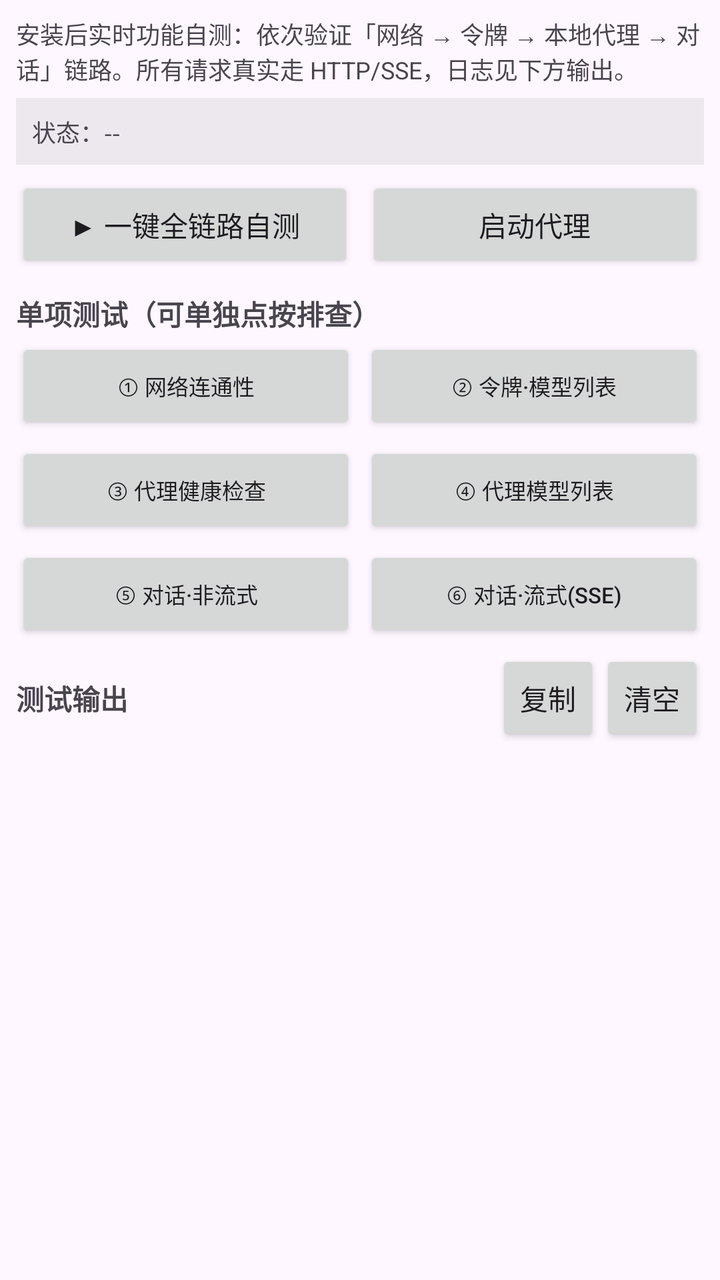
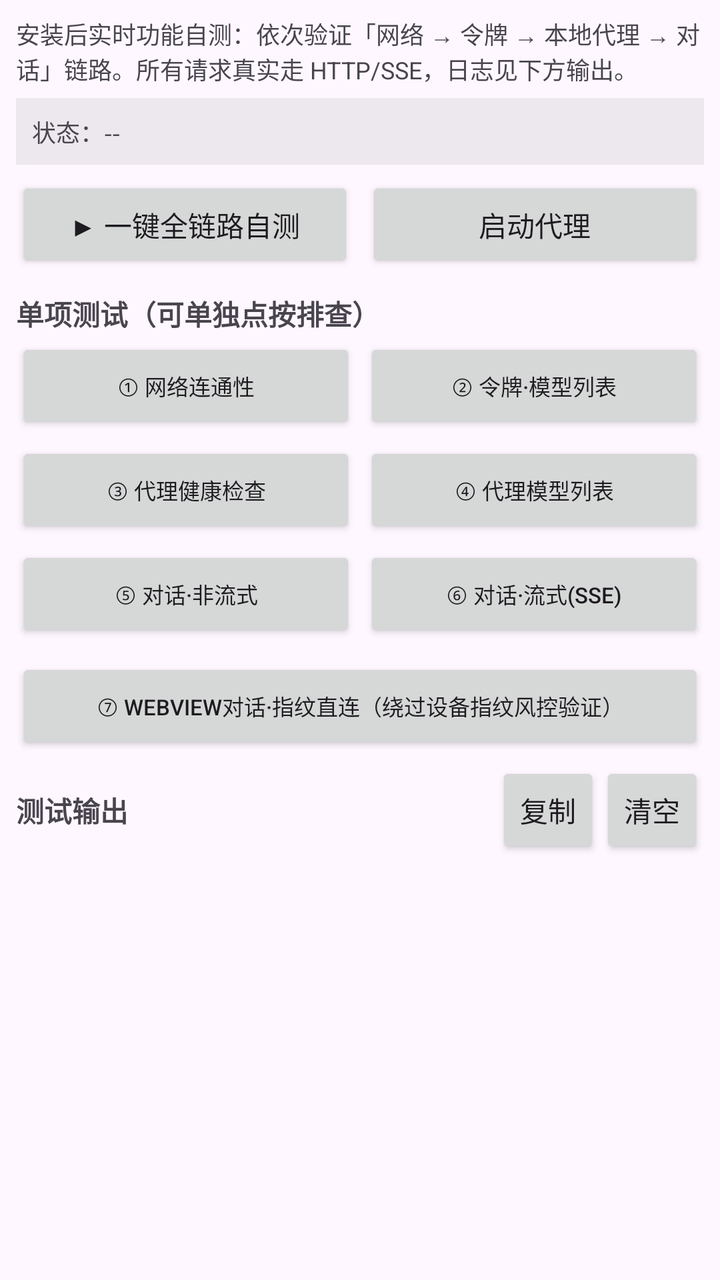

Screens rendered from an Android XML layout before and after an edit, with the pre-edit source and the edit as a unified diff.
<!-- AndroidManifest.xml: application theme Theme.ChatGPTFree -->
<!-- res/layout/fragment_debug.xml -->
<?xml version="1.0" encoding="utf-8"?>
<LinearLayout xmlns:android="http://schemas.android.com/apk/res/android"
    android:layout_width="match_parent"
    android:layout_height="match_parent"
    android:orientation="vertical"
    android:padding="8dp">

    <ScrollView
        android:layout_width="match_parent"
        android:layout_height="wrap_content"
        android:fillViewport="true">

        <LinearLayout
            android:layout_width="match_parent"
            android:layout_height="wrap_content"
            android:orientation="vertical">

            <TextView
                android:layout_width="match_parent"
                android:layout_height="wrap_content"
                android:text="安装后实时功能自测：依次验证「网络 → 令牌 → 本地代理 → 对话」链路。所有请求真实走 HTTP/SSE，日志见下方输出。"
                android:textSize="12sp" />

            <TextView
                android:id="@+id/debugStatus"
                android:layout_width="match_parent"
                android:layout_height="wrap_content"
                android:layout_marginTop="6dp"
                android:background="#11000000"
                android:padding="8dp"
                android:text="状态：--"
                android:textIsSelectable="true"
                android:textSize="12sp" />

            <LinearLayout
                android:layout_width="match_parent"
                android:layout_height="wrap_content"
                android:layout_marginTop="6dp"
                android:orientation="horizontal">

                <Button
                    android:id="@+id/btnFullTest"
                    android:layout_width="0dp"
                    android:layout_height="wrap_content"
                    android:layout_weight="1"
                    android:text="▶ 一键全链路自测" />

                <Button
                    android:id="@+id/btnProxyToggle"
                    android:layout_width="0dp"
                    android:layout_height="wrap_content"
                    android:layout_marginStart="6dp"
                    android:layout_weight="1"
                    android:text="启动代理" />
            </LinearLayout>

            <TextView
                android:layout_width="wrap_content"
                android:layout_height="wrap_content"
                android:layout_marginTop="10dp"
                android:text="单项测试（可单独点按排查）"
                android:textStyle="bold" />

            <LinearLayout
                android:layout_width="match_parent"
                android:layout_height="wrap_content"
                android:layout_marginTop="2dp"
                android:orientation="horizontal">

                <Button
                    android:id="@+id/btnNet"
                    android:layout_width="0dp"
                    android:layout_height="wrap_content"
                    android:layout_weight="1"
                    android:textSize="11sp"
                    android:text="① 网络连通性" />

                <Button
                    android:id="@+id/btnToken"
                    android:layout_width="0dp"
                    android:layout_height="wrap_content"
                    android:layout_marginStart="4dp"
                    android:layout_weight="1"
                    android:textSize="11sp"
                    android:text="② 令牌·模型列表" />
            </LinearLayout>

            <LinearLayout
                android:layout_width="match_parent"
                android:layout_height="wrap_content"
                android:layout_marginTop="4dp"
                android:orientation="horizontal">

                <Button
                    android:id="@+id/btnHealth"
                    android:layout_width="0dp"
                    android:layout_height="wrap_content"
                    android:layout_weight="1"
                    android:textSize="11sp"
                    android:text="③ 代理健康检查" />

                <Button
                    android:id="@+id/btnModels"
                    android:layout_width="0dp"
                    android:layout_height="wrap_content"
                    android:layout_marginStart="4dp"
                    android:layout_weight="1"
                    android:textSize="11sp"
                    android:text="④ 代理模型列表" />
            </LinearLayout>

            <LinearLayout
                android:layout_width="match_parent"
                android:layout_height="wrap_content"
                android:layout_marginTop="4dp"
                android:layout_marginBottom="4dp"
                android:orientation="horizontal">

                <Button
                    android:id="@+id/btnChatSync"
                    android:layout_width="0dp"
                    android:layout_height="wrap_content"
                    android:layout_weight="1"
                    android:textSize="11sp"
                    android:text="⑤ 对话·非流式" />

                <Button
                    android:id="@+id/btnChatStream"
                    android:layout_width="0dp"
                    android:layout_height="wrap_content"
                    android:layout_marginStart="4dp"
                    android:layout_weight="1"
                    android:textSize="11sp"
                    android:text="⑥ 对话·流式(SSE)" />
            </LinearLayout>
        </LinearLayout>
    </ScrollView>

    <LinearLayout
        android:layout_width="match_parent"
        android:layout_height="wrap_content"
        android:gravity="center_vertical"
        android:orientation="horizontal">

        <TextView
            android:layout_width="0dp"
            android:layout_height="wrap_content"
            android:layout_weight="1"
            android:text="测试输出"
            android:textStyle="bold" />

        <Button
            android:id="@+id/btnCopyLog"
            android:layout_width="wrap_content"
            android:layout_height="wrap_content"
            android:minWidth="0dp"
            android:text="复制" />

        <Button
            android:id="@+id/btnClearLog"
            android:layout_width="wrap_content"
            android:layout_height="wrap_content"
            android:minWidth="0dp"
            android:text="清空" />
    </LinearLayout>

    <ScrollView
        android:id="@+id/logScroll"
        android:layout_width="match_parent"
        android:layout_height="0dp"
        android:layout_weight="1">

        <TextView
            android:id="@+id/logView"
            android:layout_width="match_parent"
            android:layout_height="wrap_content"
            android:fontFamily="monospace"
            android:textIsSelectable="true"
            android:textSize="10sp" />
    </ScrollView>
</LinearLayout>
<!-- resources referenced by this layout -->
<resources>
  <style name="Theme.ChatGPTFree" parent="Theme.Material3.DayNight.NoActionBar">
          <item name="colorPrimary">@color/cg_primary</item>
          <item name="colorOnPrimary">#FFFFFF</item>
          <item name="android:statusBarColor">@color/cg_primary</item>
      </style>
  <color name="cg_primary">#10A37F</color>
</resources>

<!-- the commit's change to res/layout/fragment_debug.xml (unified diff, before → after) -->
@@ -133,6 +133,19 @@
                     android:textSize="11sp"
                     android:text="⑥ 对话·流式(SSE)" />
             </LinearLayout>
+            <LinearLayout
+                android:layout_width="match_parent"
+                android:layout_height="wrap_content"
+                android:layout_marginTop="4dp"
+                android:layout_marginBottom="4dp"
+                android:orientation="horizontal">
+                <Button
+                    android:id="@+id/btnChatWebview"
+                    android:layout_width="match_parent"
+                    android:layout_height="wrap_content"
+                    android:textSize="11sp"
+                    android:text="⑦ WebView对话·指纹直连（绕过设备指纹风控验证）" />
+            </LinearLayout>
         </LinearLayout>
     </ScrollView>
 
